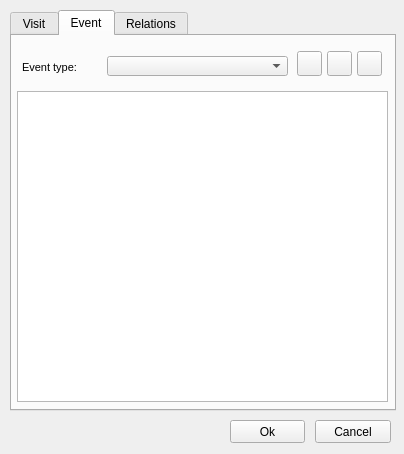
Before: the Qt Designer form ui/add_visit.ui in Giswater/giswater_qgis_plugin, drawn with Qt 5.
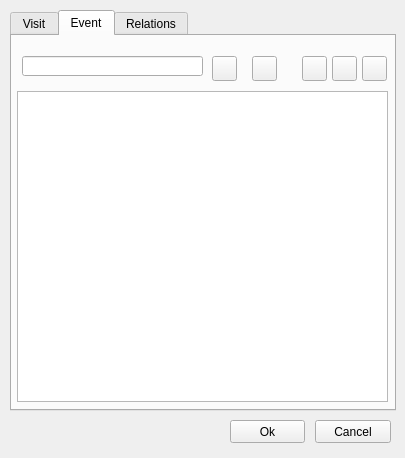
After: the same form once the commit is applied. The open tabs and pages were chosen to show the change. Icons and pictures are not drawn.

```diff
--- a/ui/add_visit.ui
+++ b/ui/add_visit.ui
@@ -6,8 +6,8 @@
    <rect>
     <x>0</x>
     <y>0</y>
-    <width>404</width>
-    <height>454</height>
+    <width>405</width>
+    <height>458</height>
    </rect>
   </property>
   <property name="windowTitle">
@@ -425,8 +425,8 @@
     <widget class="QPushButton" name="btn_insert_2">
      <property name="geometry">
       <rect>
-       <x>285</x>
-       <y>15</y>
+       <x>350</x>
+       <y>20</y>
        <width>25</width>
        <height>25</height>
       </rect>
@@ -439,16 +439,6 @@
        <normaloff>icons/widgets/111.png</normaloff>icons/widgets/111.png</iconset>
      </property>
     </widget>
-    <widget class="QComboBox" name="event_type">
-     <property name="geometry">
-      <rect>
-       <x>95</x>
-       <y>20</y>
-       <width>181</width>
-       <height>20</height>
-      </rect>
-     </property>
-    </widget>
     <widget class="QTableView" name="tableView">
      <property name="geometry">
       <rect>
@@ -459,44 +449,11 @@
       </rect>
      </property>
     </widget>
-    <widget class="QLabel" name="label_event_type">
-     <property name="geometry">
-      <rect>
-       <x>10</x>
-       <y>20</y>
-       <width>81</width>
-       <height>22</height>
-      </rect>
-     </property>
-     <property name="font">
-      <font>
-       <pointsize>8</pointsize>
-      </font>
-     </property>
-     <property name="frameShape">
-      <enum>QFrame::NoFrame</enum>
-     </property>
-     <property name="frameShadow">
-      <enum>QFrame::Raised</enum>
-     </property>
-     <property name="text">
-      <string>Event type:</string>
-     </property>
-     <property name="textFormat">
-      <enum>Qt::AutoText</enum>
-     </property>
-     <property name="scaledContents">
-      <bool>false</bool>
-     </property>
-     <property name="margin">
-      <number>3</number>
-     </property>
-    </widget>
     <widget class="QPushButton" name="btn_delete_2">
      <property name="geometry">
       <rect>
-       <x>315</x>
-       <y>15</y>
+       <x>290</x>
+       <y>20</y>
        <width>25</width>
        <height>25</height>
       </rect>
@@ -512,8 +469,8 @@
     <widget class="QPushButton" name="add_geom_2">
      <property name="geometry">
       <rect>
-       <x>345</x>
-       <y>15</y>
+       <x>320</x>
+       <y>20</y>
        <width>25</width>
        <height>25</height>
       </rect>
@@ -526,6 +483,64 @@
        <normaloff>icons/widgets/170.png</normaloff>icons/widgets/170.png</iconset>
      </property>
     </widget>
+    <widget class="QPushButton" name="btn_delete_4">
+     <property name="geometry">
+      <rect>
+       <x>240</x>
+       <y>20</y>
+       <width>25</width>
+       <height>25</height>
+      </rect>
+     </property>
+     <property name="text">
+      <string/>
+     </property>
+     <property name="icon">
+      <iconset>
+       <normaloff>icons/widgets/112.png</normaloff>icons/widgets/112.png</iconset>
+     </property>
+    </widget>
+    <widget class="QPushButton" name="btn_delete_5">
+     <property name="geometry">
+      <rect>
+       <x>200</x>
+       <y>20</y>
+       <width>25</width>
+       <height>25</height>
+      </rect>
+     </property>
+     <property name="text">
+      <string/>
+     </property>
+     <property name="icon">
+      <iconset>
+       <normaloff>icons/widgets/112.png</normaloff>icons/widgets/112.png</iconset>
+     </property>
+    </widget>
+    <widget class="QLineEdit" name="ext_code_2">
+     <property name="enabled">
+      <bool>true</bool>
+     </property>
+     <property name="geometry">
+      <rect>
+       <x>10</x>
+       <y>20</y>
+       <width>181</width>
+       <height>20</height>
+      </rect>
+     </property>
+     <property name="text">
+      <string/>
+     </property>
+    </widget>
+    <zorder>btn_insert_2</zorder>
+    <zorder>tableView</zorder>
+    <zorder>btn_delete_2</zorder>
+    <zorder>event_type_2</zorder>
+    <zorder>btn_delete_3</zorder>
+    <zorder>btn_delete_4</zorder>
+    <zorder>btn_delete_5</zorder>
+    <zorder>ext_code_2</zorder>
    </widget>
    <widget class="QWidget" name="tab_2">
     <attribute name="title">
```
Left out of the diff: 28 changed lines with no effect on the pictures.
